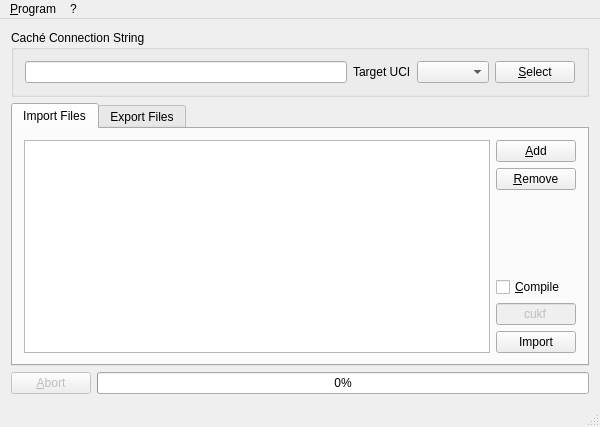
Old version of the form QtCacheTool/mainwindow.ui in the repository entwickler42/QtCache.
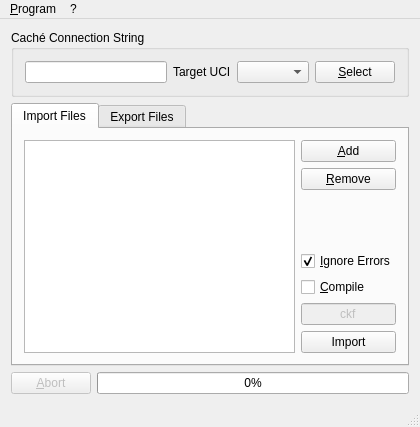
New version of the form. Icons and pictures are not drawn.

Diff of the .ui file:
```diff
--- a/QtCacheTool/mainwindow.ui
+++ b/QtCacheTool/mainwindow.ui
@@ -6,8 +6,8 @@
    <rect>
     <x>0</x>
     <y>0</y>
-    <width>600</width>
-    <height>410</height>
+    <width>420</width>
+    <height>420</height>
    </rect>
   </property>
   <property name="windowTitle">
@@ -74,6 +74,12 @@
           <property name="selectionMode">
            <enum>QAbstractItemView::MultiSelection</enum>
           </property>
+          <property name="iconSize">
+           <size>
+            <width>22</width>
+            <height>22</height>
+           </size>
+          </property>
          </widget>
         </item>
         <item>
@@ -105,6 +111,16 @@
             </property>
            </spacer>
           </item>
+          <item>
+           <widget class="QCheckBox" name="ignoreErrors">
+            <property name="text">
+             <string>&amp;Ignore Errors</string>
+            </property>
+            <property name="checked">
+             <bool>true</bool>
+            </property>
+           </widget>
+          </item>
           <item>
            <widget class="QCheckBox" name="compile">
             <property name="text">
@@ -124,7 +140,7 @@
              </sizepolicy>
             </property>
             <property name="text">
-             <string>cukf</string>
+             <string>ckf</string>
             </property>
             <property name="alignment">
              <set>Qt::AlignCenter</set>
@@ -321,7 +337,7 @@
     <rect>
      <x>0</x>
      <y>0</y>
-     <width>600</width>
+     <width>420</width>
      <height>21</height>
     </rect>
    </property>
```
Left out of the diff: 3 changed lines with no effect on the pictures.
